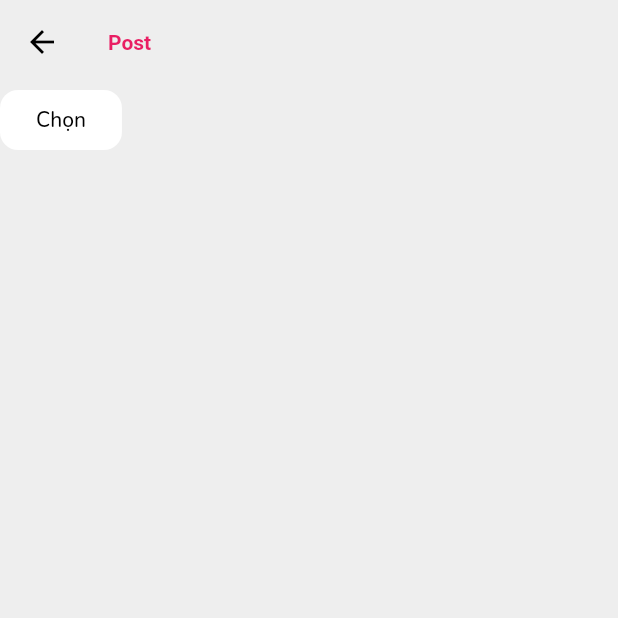
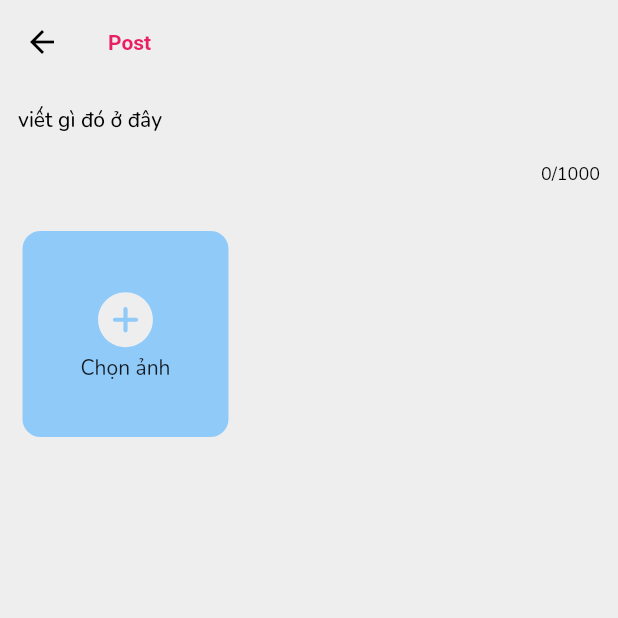
Before and after one commit to anhhieu21/friendzone, a Flutter app: the screen it shows once a user with an empty profile is signed in, after a tap on an icon or button, on a phone screen of 412 x 824 dp, the top half of it. Run offline on Flutter 3.47's test engine with Material 2 defaults, Android fonts, the phone set to English and light mode, and no system bars; our stand-ins replace cloud_firestore, equatable, firebase_auth, firebase_core, firebase_storage, flutter_bloc and 4 more; accounts and stored records are empty; network calls fail.

Commit message:
updating post

```diff
--- /dev/null
+++ b/lib/data/models/post.dart
@@ -0,0 +1,26 @@
+class Post {
+  String idUser;
+  String content;
+  String imageUrl;
+  String email;
+  String like;
+  DateTime createdAt;
+
+  Post(
+      {required this.idUser,
+      required this.content,
+      required this.imageUrl,
+      required this.email,
+      required this.like,
+      required this.createdAt});
+
+  factory Post.fromMap(Map<String, dynamic> map) {
+    return Post(
+        idUser: map['idUser'],
+        content: map["content"],
+        imageUrl: map["imageUrl"],
+        email: map["email"],
+        like: map["like"],
+        createdAt: map["createdAt"]);
+  }
+}
--- a/lib/domain/repositories/post_repository.dart
+++ b/lib/domain/repositories/post_repository.dart
@@ -2,33 +2,38 @@ import 'dart:developer';
 import 'dart:io';
 import 'package:cloud_firestore/cloud_firestore.dart';
 import 'package:firebase_auth/firebase_auth.dart';
+import 'package:friendzone/data/models/post.dart';
 import 'package:path/path.dart';
 import 'package:firebase_storage/firebase_storage.dart';
-import 'package:image_picker/image_picker.dart';
 
 class PostRepository {
   final storageRef = FirebaseStorage.instance.ref();
   final firestore = FirebaseFirestore.instance.collection("post");
   final auth = FirebaseAuth.instance.currentUser;
-  Future getAllPost() async {
+  Future<List<Post>> getAllPost() async {
+    List<Post> listPost = [];
     QuerySnapshot querySnapshot = await firestore.get();
-    final posts = querySnapshot.docs.map((e) => e.data()).toList();
+    for (var doc in querySnapshot.docs) {
+      Post post = Post.fromMap({
+        'idUser': doc["idUser"],
+        "content": doc["content"],
+        "imageUrl": doc["imageUrl"],
+        "email": doc["email"],
+        "like": doc["like"],
+        "createdAt": doc["createdAt"].toDate()
+      });
+      listPost.add(post);
+    }
+    return listPost;
   }
 
-  Future<bool?> upPost(String content, {int like = 0}) async {
-    //Tạo một tham chiếu
+  Future<bool> upPost(File file, String content, {int like = 0}) async {
+    //Tạo một tham chiếui
 
-    final picker = ImagePicker();
-    XFile? image;
-    bool? isSuccess;
     try {
-      image = await picker.pickImage(source: ImageSource.gallery);
-      var file = File(image?.path ?? '');
-      if (image != null) {
       //Upload to Firebase
       final upLoad =
           storageRef.child('images/${basename(file.path)}').putFile(file);
-
       upLoad.snapshotEvents.listen((event) async {
         switch (event.state) {
           case TaskState.paused:
@@ -40,30 +45,26 @@ class PostRepository {
             log("Upload is $progress% complete.");
             break;
           case TaskState.success:
-              isSuccess = true;
             final url = await event.ref.getDownloadURL();
+            await upFireStore(url, content, like);
+            break;
 
-              upFireStore(url, content, like);
-              break;
           case TaskState.canceled:
             log("Upload was canceled");
             break;
           case TaskState.error:
-              isSuccess = false;
             break;
         }
       });
-      } else {
-        log('No Image Path Received');
-      }
-      return isSuccess;
+
+      return true;
     } on Exception catch (e) {
       log(e.toString());
       return false;
     }
   }
 
-  Future upFireStore(String urlImage, String content, int like) async {
+  Future<bool> upFireStore(String urlImage, String content, int like) async {
     try {
       firestore.doc(firestore.doc().id).set({
         "idUser": auth!.uid,
@@ -73,8 +74,10 @@ class PostRepository {
         "like": like.toString(),
         "createdAt": DateTime.now()
       });
+      return true;
     } catch (e) {
       log(e.toString());
+      return false;
     }
   }
 }
--- a/lib/presentation/app.dart
+++ b/lib/presentation/app.dart
@@ -12,6 +12,7 @@ import 'package:friendzone/presentation/views/signin/view/sign_in_screen.dart';
 import 'package:friendzone/presentation/views/view.dart';
 import 'package:go_router/go_router.dart';
 
+import 'views/home/bloc/allpost/all_post_cubit.dart';
 import 'views/post/cubit/write_post_cubit.dart';
 
 class App extends StatelessWidget {
@@ -37,6 +38,10 @@ class App extends StatelessWidget {
           BlocProvider(
               create: (context) => WritePostCubit(
                   RepositoryProvider.of<PostRepository>(context))),
+          BlocProvider(
+              create: (context) =>
+                  AllPostCubit(RepositoryProvider.of<PostRepository>(context))
+                    ),
         ],
         child: GestureDetector(
           behavior: HitTestBehavior.opaque,
@@ -69,7 +74,7 @@ class App extends StatelessWidget {
             GoRoute(
               path: RoutePath.writepost,
               builder: (BuildContext context, GoRouterState state) {
-                return const WritePost();
+                return WritePost();
               },
             ),
             GoRoute(
--- /dev/null
+++ b/lib/presentation/views/home/bloc/allpost/all_post_cubit.dart
@@ -0,0 +1,17 @@
+import 'package:flutter_bloc/flutter_bloc.dart';
+import 'package:equatable/equatable.dart';
+import 'package:friendzone/data/models/post.dart';
+import 'package:friendzone/domain/repositories/post_repository.dart';
+
+part 'all_post_state.dart';
+
+class AllPostCubit extends Cubit<AllPostState> {
+  final PostRepository _repoPost;
+
+  AllPostCubit(this._repoPost) : super(AllPostInitial());
+
+  getAllPost() async {
+    final allPost = await _repoPost.getAllPost();
+    emit(AllPostShow(allPost));
+  }
+}
--- /dev/null
+++ b/lib/presentation/views/home/bloc/allpost/all_post_state.dart
@@ -0,0 +1,18 @@
+part of 'all_post_cubit.dart';
+
+abstract class AllPostState extends Equatable {
+  const AllPostState();
+
+  @override
+  List<Object> get props => [];
+}
+
+class AllPostInitial extends AllPostState {}
+
+class AllPostShow extends AllPostState {
+  final List<Post> listPost;
+  const AllPostShow(this.listPost);
+
+  @override
+  List<Object> get props => [listPost];
+}
--- a/lib/presentation/views/home/view/home_screen.dart
+++ b/lib/presentation/views/home/view/home_screen.dart
@@ -1,7 +1,9 @@
 import 'package:flutter/material.dart';
+import 'package:flutter_bloc/flutter_bloc.dart';
 import 'package:friendzone/common/constants/list_img_fake.dart';
 import 'package:friendzone/common/extentions/size_extention.dart';
 import 'package:friendzone/presentation/themes/color.dart';
+import 'package:friendzone/presentation/views/home/bloc/allpost/all_post_cubit.dart';
 import 'package:friendzone/presentation/views/home/view/widgets/app_bar.dart';
 import 'package:friendzone/presentation/views/home/view/widgets/list_post.dart';
 
@@ -16,7 +18,8 @@ class HomeScreen extends StatelessWidget {
     final size = BuildContextX(context).screenSize;
     return Scaffold(
       appBar: const CustomAppBar(),
-      body: Center(
+      body: RefreshIndicator(
+        onRefresh: () => BlocProvider.of<AllPostCubit>(context).getAllPost(),
         child: SingleChildScrollView(
           child: Column(
             children: [
--- a/lib/presentation/views/home/view/widgets/list_post.dart
+++ b/lib/presentation/views/home/view/widgets/list_post.dart
@@ -1,5 +1,6 @@
 import 'package:flutter/material.dart';
-import 'package:friendzone/common/constants/list_img_fake.dart';
+import 'package:flutter_bloc/flutter_bloc.dart';
+import 'package:friendzone/presentation/views/home/bloc/allpost/all_post_cubit.dart';
 import 'package:friendzone/presentation/views/home/view/widgets/post_item.dart';
 
 class ListPost extends StatelessWidget {
@@ -7,13 +8,28 @@ class ListPost extends StatelessWidget {
 
   @override
   Widget build(BuildContext context) {
+    return BlocBuilder<AllPostCubit, AllPostState>(
+      builder: (context, state) {
+        if (state is AllPostShow) {
+          if (state.listPost.isEmpty) {
+            return const Center(
+              child: Text('Không có bài viết nào cả'),
+            );
+          }
           return ListView.builder(
               shrinkWrap: true,
-        itemCount: listPost.length,
+              itemCount: state.listPost.length,
               physics: const ScrollPhysics(),
               itemBuilder: (context, index) {
-          final item = listPost[index];
+                final item = state.listPost[index];
                 return PostItem(item: item);
               });
+        } else {
+          return const Center(
+            child: Text('Không có bài viết nào cả'),
+          );
+        }
+      },
+    );
   }
 }
--- a/lib/presentation/views/home/view/widgets/post_item.dart
+++ b/lib/presentation/views/home/view/widgets/post_item.dart
@@ -1,10 +1,11 @@
 import 'package:flutter/material.dart';
 import 'package:friendzone/common/extentions/size_extention.dart';
+import 'package:friendzone/data/models/post.dart';
 import 'package:friendzone/presentation/themes/color.dart';
 import 'package:ionicons/ionicons.dart';
 
 class PostItem extends StatelessWidget {
-  final String item;
+  final Post item;
   const PostItem({
     Key? key,
     required this.item,
@@ -29,16 +30,16 @@ class PostItem extends StatelessWidget {
                   children: [
                     CircleAvatar(
                       radius: 24,
-                      backgroundImage: NetworkImage(item),
+                      backgroundImage: NetworkImage(item.imageUrl),
                     ),
-                    const Expanded(
+                    Expanded(
                       child: ListTile(
-                        contentPadding: EdgeInsets.only(left: 5),
+                        contentPadding: const EdgeInsets.only(left: 5),
                         title: Text(
-                          'UserName',
-                          style: TextStyle(fontWeight: FontWeight.w600),
+                          item.email,
+                          style: const TextStyle(fontWeight: FontWeight.w600),
                         ),
-                        subtitle: Text('19-10-2022'),
+                        subtitle: const Text('19-10-2022'),
                       ),
                     ),
                     IconButton(
@@ -53,7 +54,7 @@ class PostItem extends StatelessWidget {
                 decoration: BoxDecoration(
                     borderRadius: BorderRadius.circular(16),
                     image: DecorationImage(
-                        image: NetworkImage(item), fit: BoxFit.cover)),
+                        image: NetworkImage(item.imageUrl), fit: BoxFit.cover)),
               ),
               Row(
                 mainAxisAlignment: MainAxisAlignment.spaceBetween,
@@ -66,7 +67,7 @@ class PostItem extends StatelessWidget {
                             Ionicons.heart_outline,
                             color: colorBlue.shade400,
                           ),
-                          const Text('124')
+                          Text(item.like)
                         ],
                       )),
                   IconButton(
--- a/lib/presentation/views/main_screen.dart
+++ b/lib/presentation/views/main_screen.dart
@@ -1,8 +1,11 @@
 import 'package:firebase_auth/firebase_auth.dart';
 import 'package:flutter/material.dart';
+import 'package:flutter_bloc/flutter_bloc.dart';
 import 'package:friendzone/presentation/views/signin/view/sign_in_screen.dart';
 import 'package:friendzone/presentation/views/view.dart';
 import 'package:ionicons/ionicons.dart';
+
+import 'home/bloc/allpost/all_post_cubit.dart';
 
 class MainScreen extends StatefulWidget {
   const MainScreen({super.key});
@@ -14,6 +17,12 @@ class MainScreen extends StatefulWidget {
 class _MainScreenState extends State<MainScreen> {
   final PageController _pageController = PageController();
   int _selectedIndex = 0;
+  @override
+  void initState() {
+    BlocProvider.of<AllPostCubit>(context).getAllPost();
+    super.initState();
+  }
+
   @override
   Widget build(BuildContext context) {
     return StreamBuilder<User?>(
--- a/lib/presentation/views/post/cubit/write_post_state.dart
+++ b/lib/presentation/views/post/cubit/write_post_state.dart
@@ -9,15 +9,25 @@ abstract class WritePostState extends Equatable {
 
 class WritePostInitial extends WritePostState {}
 
+class WritePostChoseImage extends WritePostState {
+  final File file;
+  const WritePostChoseImage(this.file);
+  @override
+  List<Object> get props => [file];
+}
+
 class WritePostUploading extends WritePostState {
   const WritePostUploading();
   @override
   List<Object> get props => [];
-}class WritePostUploadSucces extends WritePostState {
+}
+
+class WritePostUploadSucces extends WritePostState {
   const WritePostUploadSucces();
   @override
   List<Object> get props => [];
 }
+
 class WritePostFaild extends WritePostState {
   const WritePostFaild();
   @override
--- a/lib/presentation/views/post/view/write_post.dart
+++ b/lib/presentation/views/post/view/write_post.dart
@@ -1,29 +1,120 @@
+import 'dart:io';
+
 import 'package:flutter/material.dart';
 import 'package:flutter_bloc/flutter_bloc.dart';
+import 'package:friendzone/common/extentions/size_extention.dart';
 import 'package:friendzone/presentation/themes/color.dart';
 import 'package:friendzone/presentation/views/post/cubit/write_post_cubit.dart';
+import 'package:go_router/go_router.dart';
+import 'package:ionicons/ionicons.dart';
 
 class WritePost extends StatelessWidget {
-  const WritePost({super.key});
+  WritePost({super.key});
+  _uploadPost(BuildContext context, File? file, String content) {
+    if (file != null && content != "") {
+      BlocProvider.of<WritePostCubit>(context).upPost(file, content, 0);
+    } else {
+      ScaffoldMessenger.of(context).showSnackBar(const SnackBar(
+          content: Text('Hay viết gì đó và chọn 1 bức ảnh thật đẹp nào !')));
+    }
+  }
 
-  _uploadPost(BuildContext context, String content) {
-    BlocProvider.of<WritePostCubit>(context).upPost(content, 0);
+  _choseImage(BuildContext context) {
+    BlocProvider.of<WritePostCubit>(context).choseImage();
   }
+
+  final TextEditingController contentController = TextEditingController();
 
   @override
   Widget build(BuildContext context) {
+    final size = BuildContextX(context).screenSize;
     return Scaffold(
         appBar: AppBar(title: const Text('Post')),
-      body: Column(
+        body: BlocListener<WritePostCubit, WritePostState>(
+          listener: (context, state) {
+            // if (state is WritePostChoseImage) imageFile = state.file;
+            if (state is WritePostUploadSucces) {
+              ScaffoldMessenger.of(context).showSnackBar(
+                  const SnackBar(content: Text('Đã đăng bài viết')));
+              GoRouter.of(context).pop();
+            }
+          },
+          child: Column(
+            crossAxisAlignment: CrossAxisAlignment.start,
             children: [
-          ElevatedButton(
-              onPressed: () => _uploadPost(context, "Nature is beutyful"),
+              TextField(
+                maxLength: 1000,
+                controller: contentController,
+                decoration: InputDecoration(
+                    hintText: 'viết gì đó ở đây',
+                    contentPadding: const EdgeInsets.all(8),
+                    border: OutlineInputBorder(
+                        borderSide: BorderSide.none,
+                        borderRadius: BorderRadius.circular(12))),
+              ),
+              Padding(
+                padding: const EdgeInsets.symmetric(vertical: 15),
+                child: BlocBuilder<WritePostCubit, WritePostState>(
+                  builder: (context, state) {
+                    if (state is WritePostChoseImage) {
+                      return Column(
+                        children: [
+                          Image.file(
+                            state.file,
+                            fit: BoxFit.cover,
+                            height: size.width / 1.2,
+                            width: size.width,
+                          ),
+                          Align(
+                            alignment: Alignment.centerRight,
+                            child: Padding(
+                              padding: const EdgeInsets.all(15.0),
+                              child: ElevatedButton(
+                                onPressed: () => _uploadPost(context,
+                                    state.file, contentController.text),
+                                style: ElevatedButton.styleFrom(
+                                  backgroundColor: colorBlue.shade200,
+                                ),
                                 child: const Text(
-                'Chọn',
-                style: TextStyle(color: colorBlack),
-              ))
+                                  'Đăng bài viết',
+                                  style: TextStyle(color: colorWhite),
+                                ),
+                              ),
+                            ),
+                          )
                         ],
+                      );
+                    } else {
+                      return Padding(
+                        padding: const EdgeInsets.all(15.0),
+                        child: GestureDetector(
+                          onTap: () => _choseImage(context),
+                          child: Container(
+                            height: size.width / 3,
+                            width: size.width / 3,
+                            decoration: BoxDecoration(
+                                color: colorBlue.shade200,
+                                borderRadius: BorderRadius.circular(12)),
+                            child: Column(
+                              mainAxisAlignment: MainAxisAlignment.center,
+                              children: [
+                                Icon(
+                                  Ionicons.add_circle,
+                                  size: 45,
+                                  color: colorGrey.shade200,
+                                ),
+                                const Text('Chọn ảnh')
+                              ],
+                            ),
+                          ),
                         ),
                       );
                     }
+                  },
+                ),
+              ),
+            ],
+          ),
+        ));
   }
+}
```
Also changed, not shown: lib/presentation/views/post/cubit/write_post_cubit.dart (+16 -4 lines), 1 other file. Lines whose indentation alone changed are shown as unchanged.
